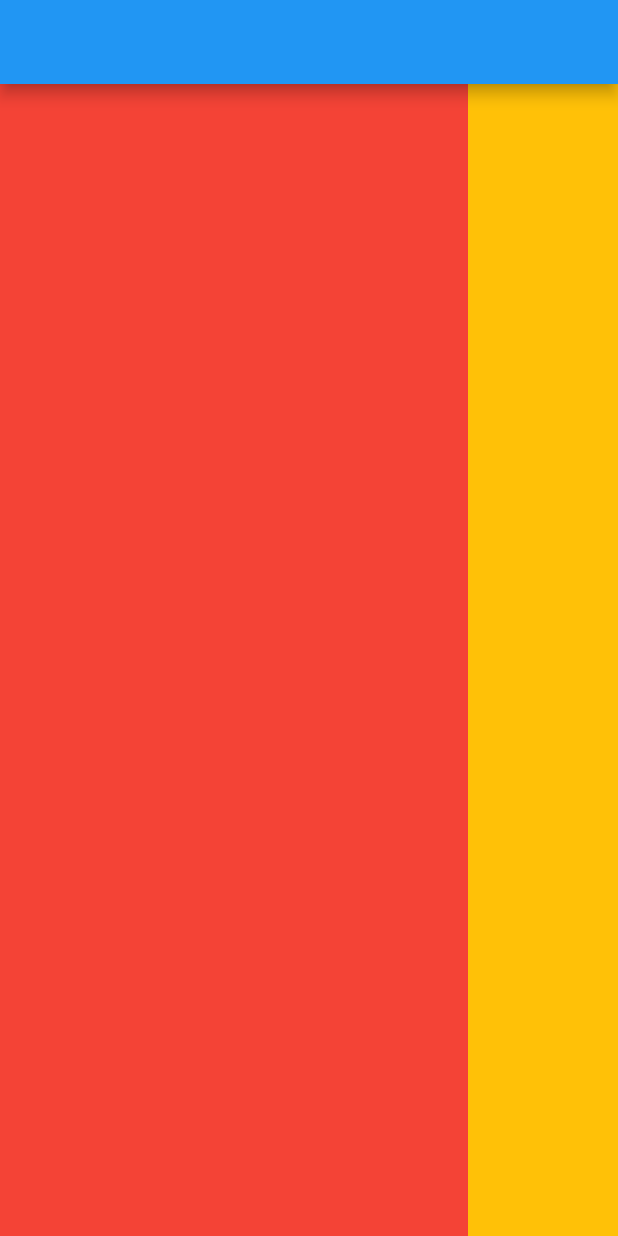
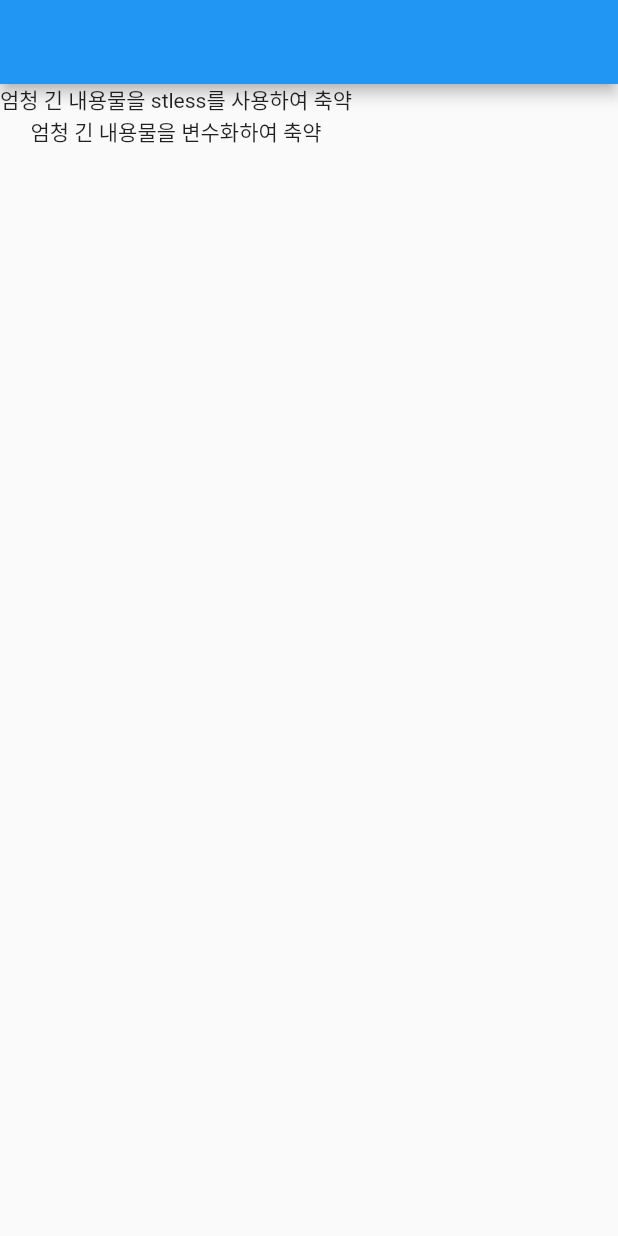
Before and after one commit to Hamjeonghui/contact, a Flutter app: the screen it shows after launch, on a phone screen of 412 x 824 dp. Run offline on Flutter 3.47's test engine with Material 2 defaults, Android fonts, the phone set to English and light mode, and no system bars.

Commit message:
위젯 내용 축약하는 방법

```diff
--- a/lib/main.dart
+++ b/lib/main.dart
@@ -11,15 +11,30 @@ class MyApp extends StatelessWidget {
   Widget build(BuildContext context) {
     return MaterialApp(
         home: Scaffold(
-          appBar: AppBar(),
-          body:Row(
-            children: [
-              // flex: 1인 Flexible박스라고 생각하자.
-              Expanded(child: Container( color: Colors.red )),
-              // 아래 100 Width만큼의 컨테이너 폭을 제외한 전체영역을 위 요소가 차지하는 것을 알 수 있다.
-              Container( width: 100, color: Colors.amber )
-            ],
-          ),
+            appBar: AppBar(  ),
+            body: Column(
+              children: [
+                CustomWidget(),//커스템위젯 사용
+                CustomTest//변수 사용
+              ],
+            )
         ));
   }
 }
+
+// 변수
+var CustomTest = SizedBox(
+    child: Text('엄청 긴 내용물을 변수화하여 축약')
+);
+
+// 커스텀 위젯
+class CustomWidget extends StatelessWidget {
+  const CustomWidget({Key? key}) : super(key: key);
+
+  @override
+  Widget build(BuildContext context) {
+    return SizedBox(
+        child: Text('엄청 긴 내용물을 stless를 사용하여 축약')
+    );
+  }
+}
```
